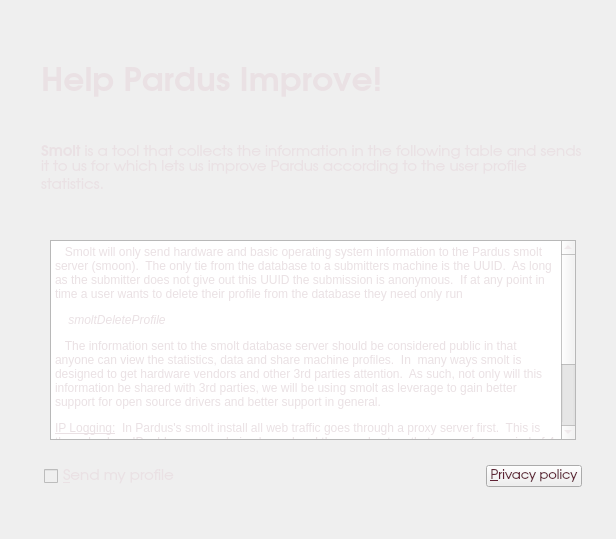
The window that kde/kaptan/src/gui/smoltWidget.ui (pars-linux/uludag) describes before a commit, drawn with Qt 5.
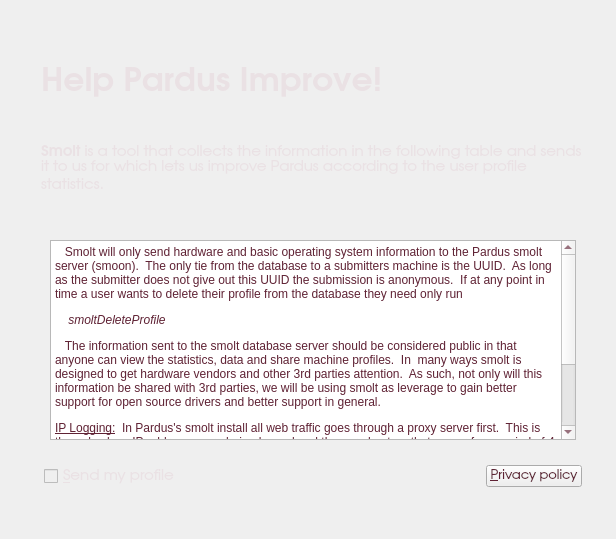
The same window after the commit. The open tabs and pages were chosen to show the change.

Diff of the .ui file:
```diff
--- a/kde/kaptan/src/gui/smoltWidget.ui
+++ b/kde/kaptan/src/gui/smoltWidget.ui
@@ -202,6 +202,9 @@
       <layout class="QGridLayout" name="gridLayout_3">
        <item row="0" column="0">
         <widget class="QTextEdit" name="textEdit">
+         <property name="styleSheet">
+          <string>color: rgb(95, 34, 52);</string>
+         </property>
          <property name="html">
           <string>&lt;!DOCTYPE HTML PUBLIC &quot;-//W3C//DTD HTML 4.0//EN&quot; &quot;http://www.w3.org/TR/REC-html40/strict.dtd&quot;&gt;
 &lt;html&gt;&lt;head&gt;&lt;meta name=&quot;qrichtext&quot; content=&quot;1&quot; /&gt;&lt;style type=&quot;text/css&quot;&gt;
```
Left out of the diff: 2 changed lines with no effect on the pictures.
